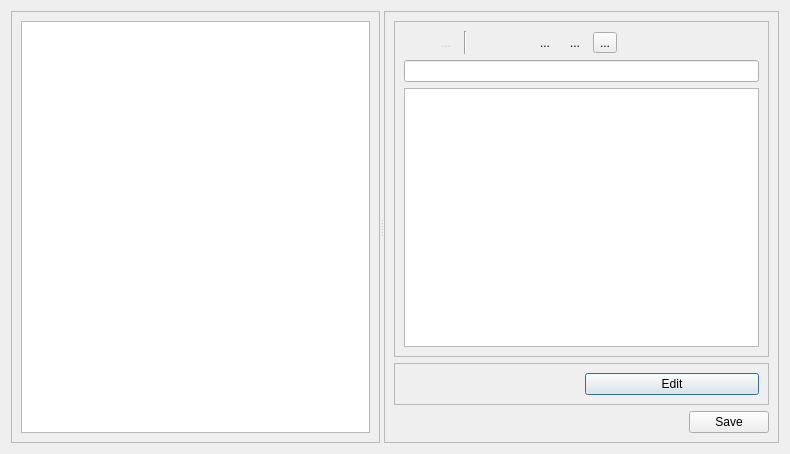
metaxy/openBibleViewer, file src/ui/noteseditor.ui: the form before one commit.
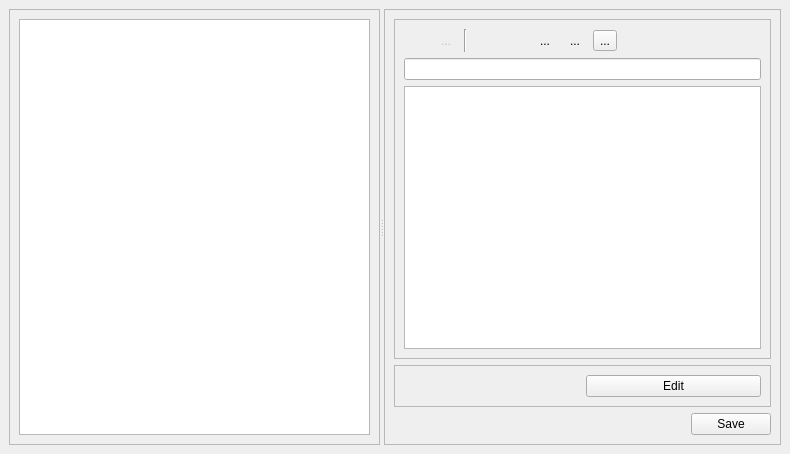
The form after the commit. Icons and pictures are not drawn.

Commit message: better notes

Patch:
```diff
--- a/src/ui/noteseditor.ui
+++ b/src/ui/noteseditor.ui
@@ -1,7 +1,7 @@
 <?xml version="1.0" encoding="UTF-8"?>
 <ui version="4.0">
  <class>NotesEditor</class>
- <widget class="QDialog" name="NotesEditor">
+ <widget class="QMainWindow" name="NotesEditor">
   <property name="geometry">
    <rect>
     <x>0</x>
@@ -13,6 +13,7 @@
   <property name="windowTitle">
    <string>Notes Editor</string>
   </property>
+  <widget class="QWidget" name="centralwidget">
   <layout class="QVBoxLayout" name="verticalLayout">
    <item>
     <widget class="QSplitter" name="splitter">
@@ -254,6 +255,7 @@
     </widget>
    </item>
   </layout>
+  </widget>
  </widget>
  <resources>
   <include location="../icons.qrc"/>
```
Left out of the diff: 12 changed lines with no effect on the pictures. The commit also changes 5 other files.
